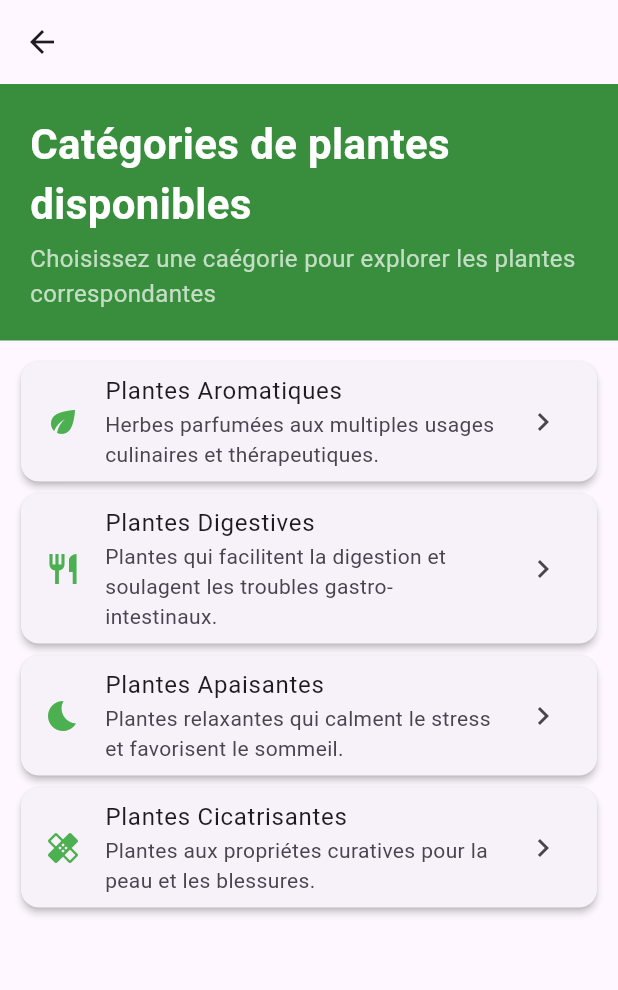
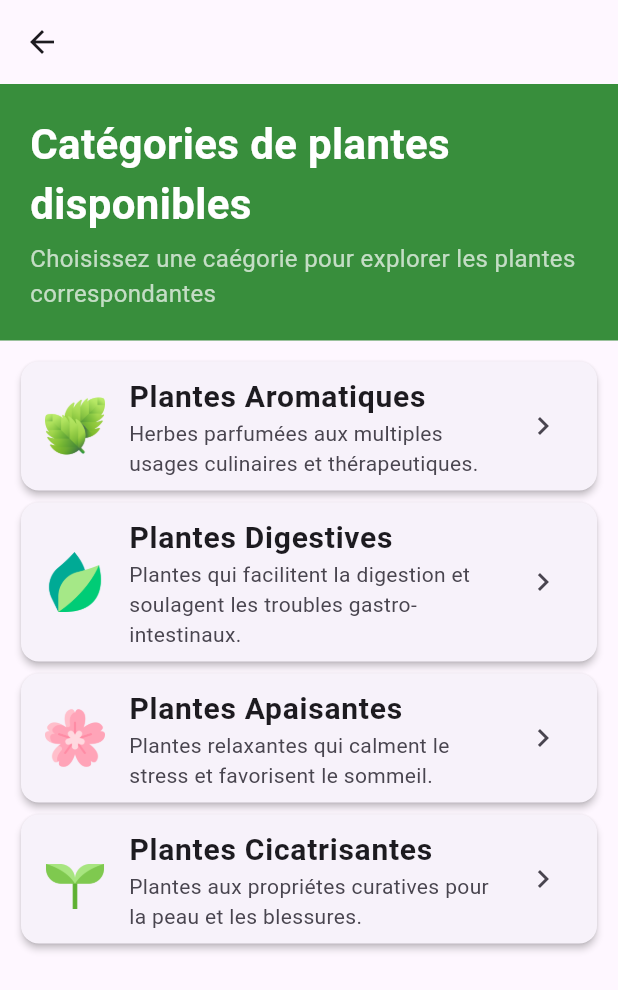
Before and after one commit to ktapsoba14-byte/application-mobile, a Flutter app: the Categorie screen opened directly, on a phone screen of 412 x 824 dp. Shown: the top 990 px of the screen. Run offline on Flutter 3.47's test engine with Material 3 defaults, Android fonts, the phone set to English and light mode, and no system bars.

Commit message:
Ajout des PNG au niveau des categories

```diff
--- /dev/null
+++ b/lib/pages/aromatique.dart
@@ -0,0 +1,17 @@
+import 'package:flutter/material.dart';
+
+class Aromatique extends StatefulWidget {
+  const Aromatique({super.key});
+
+  @override
+  State<Aromatique> createState() => _AromatiqueState();
+}
+
+class _AromatiqueState extends State<Aromatique> {
+  @override
+  Widget build(BuildContext context) {
+    return Scaffold(
+
+    );
+  }
+}
--- a/lib/pages/categorie.dart
+++ b/lib/pages/categorie.dart
@@ -13,25 +13,25 @@ class _CategorieState extends State<Categorie> {
       "titre": "Plantes Aromatiques",
       "description":
           "Herbes parfumées aux multiples usages culinaires et thérapeutiques.",
-      "icon": Icons.eco,
+      "icon": "assets/images/menthe.png",
     },
     {
       "titre": "Plantes Digestives",
       "description":
           "Plantes qui facilitent la digestion et soulagent les troubles gastro-intestinaux.",
-      "icon": Icons.restaurant,
+      "icon": "assets/images/feuille.png",
     },
     {
       "titre": "Plantes Apaisantes",
       "description":
           "Plantes relaxantes qui calment le stress et favorisent le sommeil.",
-      "icon": Icons.bedtime,
+      "icon": "assets/images/sakura.png",
     },
     {
       "titre": "Plantes Cicatrisantes",
       "description":
           "Plantes aux propriétes curatives pour la peau et les blessures.",
-      "icon": Icons.healing,
+      "icon": "assets/images/pousse.png",
     },
   ];
 
@@ -78,8 +78,18 @@ class _CategorieState extends State<Categorie> {
               return Card(
                 elevation: 2,
                 child: ListTile(
-                  leading: Icon(icon as IconData, color: Colors.green),
-                  title: Text('$titre'),
+                  leading: Image.asset(
+                    '$icon',
+                    width: 40,
+                    height: 40,
+                  ),
+                  title: Text(
+                    '$titre',
+                    style: TextStyle(
+                      fontWeight: FontWeight.bold,
+                      fontSize: 20
+                    ),
+                  ),
                   subtitle: Text('$description'),
                   trailing: const Icon(Icons.chevron_right),
                   onTap: () {},
```
Also changed, not shown: assets/images/feuille.png (added), assets/images/menthe.png (added), assets/images/pousse.png (added), assets/images/sakura.png (added).
